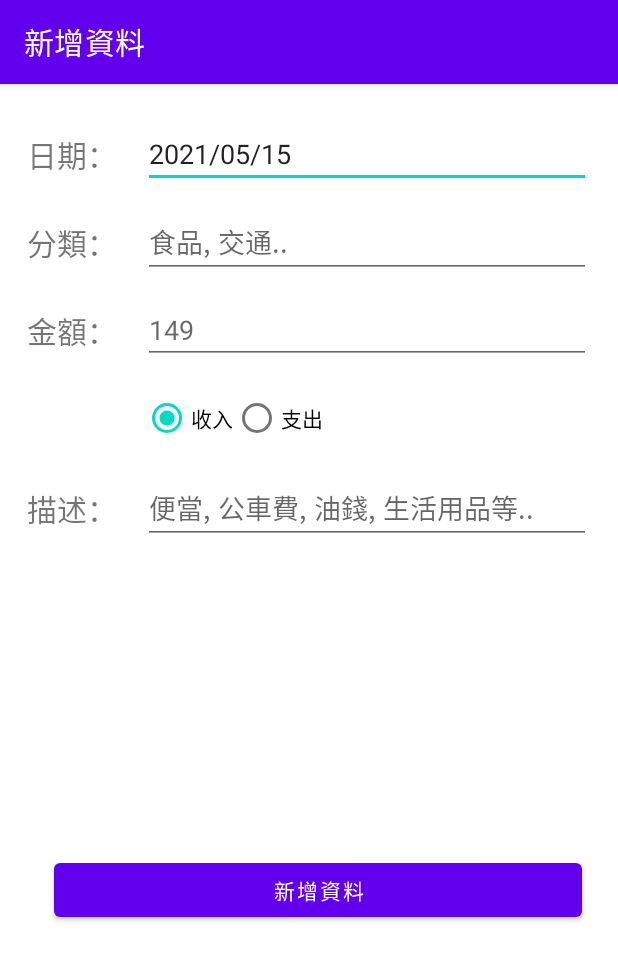
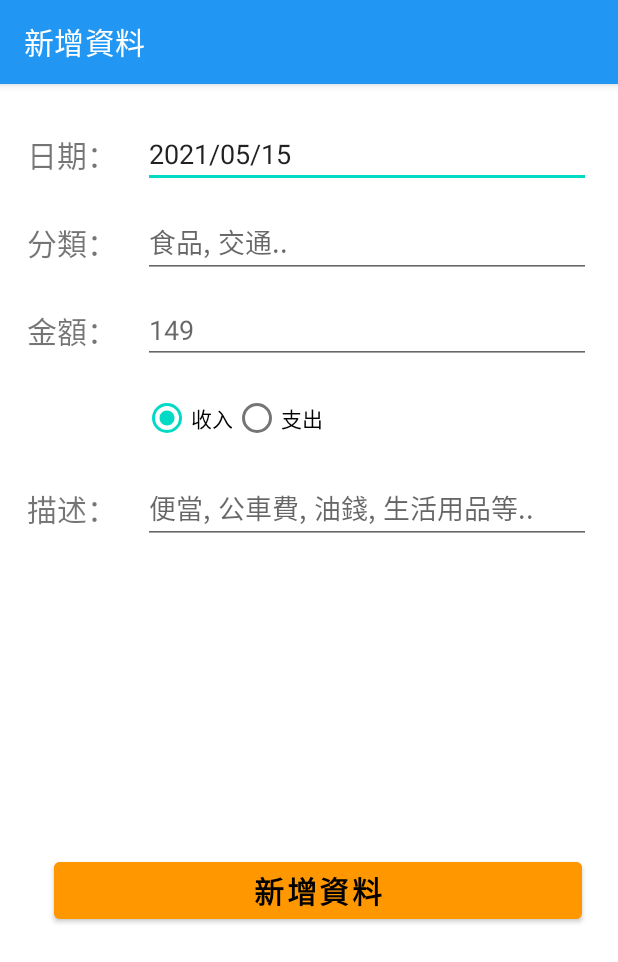
Before and after one commit to IBOTIAndy/109_2Android_final, an Android app: the screen it shows after launch (AddIoActivity), after a tap on "新增資料", on a phone screen of 412 x 824 dp. Shown: the top 962 px of the screen. Run offline under Robolectric (Android 15) with nearby library versions, the light colour scheme and no system bars; our stand-ins replace Room's generated code.

Commit message:
change activity color.

```diff
--- a/app/src/main/java/com/bot/final_project_2021/AddIoActivity.java
+++ b/app/src/main/java/com/bot/final_project_2021/AddIoActivity.java
@@ -34,6 +34,7 @@ public class AddIoActivity extends AppCompatActivity {
         mTextView = findViewById(R.id.editTextText);
         int mYear, mMonth, mDay;
 
+        /** 抓取目前手機時間 */
         final Calendar c = Calendar.getInstance();
         mYear = c.get(Calendar.YEAR);
         mMonth = c.get(Calendar.MONTH);
--- a/app/src/main/java/com/bot/final_project_2021/MainActivity.java
+++ b/app/src/main/java/com/bot/final_project_2021/MainActivity.java
@@ -34,13 +34,7 @@ public class MainActivity extends AppCompatActivity {
         Toolbar toolbar = findViewById(R.id.toolbar);
         toolbar.setTitle(R.string.main_title);
         toolbar.inflateMenu(R.menu.menu_main);
-//        toolbar.setOnMenuItemClickListener(new Toolbar.OnMenuItemClickListener() {
-//            @Override
-//            public boolean onMenuItemClick(MenuItem item) {
-//
-//
-//            }
-//        });
+        toolbar.setTitleTextColor(getColor(R.color.white));
 
         toolbar.showContextMenu();
 
--- a/app/src/main/res/layout/activity_add_io.xml
+++ b/app/src/main/res/layout/activity_add_io.xml
@@ -124,7 +124,11 @@
         android:layout_height="wrap_content"
         android:layout_marginStart="36dp"
         android:layout_marginEnd="24dp"
+        android:backgroundTint="@color/colorAccent"
         android:text="@string/button_add"
+        android:textColor="@color/black"
+        android:textSize="20dp"
+        android:textStyle="bold"
         app:layout_constraintBottom_toBottomOf="parent"
         app:layout_constraintEnd_toEndOf="parent"
         app:layout_constraintStart_toStartOf="parent"
--- a/app/src/main/res/values/themes.xml
+++ b/app/src/main/res/values/themes.xml
@@ -2,8 +2,8 @@
     <!-- Base application theme. -->
     <style name="Theme.Final_project_2021" parent="Theme.MaterialComponents.DayNight.DarkActionBar">
         <!-- Primary brand color. -->
-        <item name="colorPrimary">@color/purple_500</item>
-        <item name="colorPrimaryVariant">@color/purple_700</item>
+        <item name="colorPrimary">@color/colorPrimary</item>
+        <item name="colorPrimaryVariant">@color/colorPrimaryDark</item>
         <item name="colorOnPrimary">@color/white</item>
         <!-- Secondary brand color. -->
         <item name="colorSecondary">@color/teal_200</item>
```
Also changed, not shown: 2 other files.
